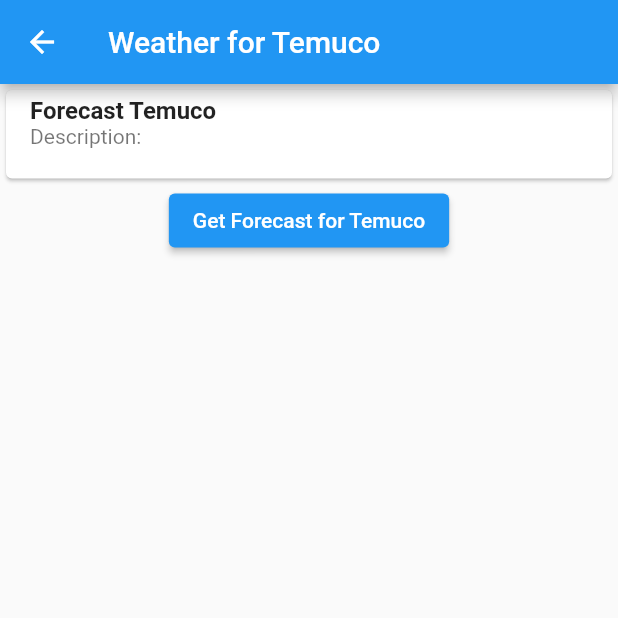
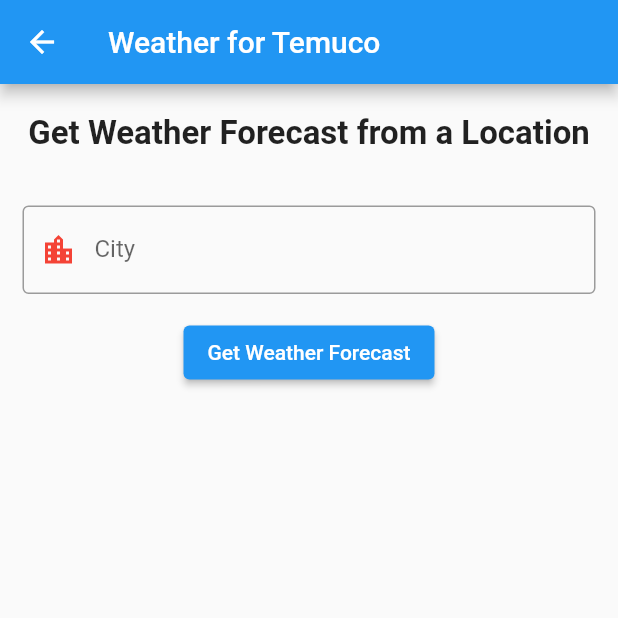
Before and after one commit to ecalvadi/weather-app, a Flutter app: the WeatherPage screen opened by its route, on a phone screen of 412 x 824 dp, the top half of it. Run offline on Flutter 3.47's test engine with Material 2 defaults, Android fonts, the phone set to English and light mode, and no system bars; our stand-ins replace dio, flutter_clean_architecture, hive, hive_flutter; accounts and stored records are empty.

Commit message:
Hive implementation (save an history of weather forecast)

```diff
--- a/lib/src/app/pages/login/login_controller.dart
+++ b/lib/src/app/pages/login/login_controller.dart
@@ -4,12 +4,13 @@ import 'package:flutter_clean_architecture/flutter_clean_architecture.dart';
 
 import 'package:weather_app/src/app/pages/login/login_presenter.dart';
 import 'package:weather_app/src/domain/entities/user.dart';
+import 'package:weather_app/src/app/pages/home/home_view.dart';
 
 class LoginController extends Controller {
   late int _counter;
   User? _user;
-  late String _username;
-  late String _userpass;
+  String? _username;
+  String? _userpass;
 
   void set username(String username) => _username = username;
   void set password(String password) => _userpass = password;
@@ -29,7 +30,12 @@ class LoginController extends Controller {
     loginPresenter.getUserOnNext = (User user) {
       print(user);
       _user = user;
-      refreshUI();
+      if (_user != null) {
+        if (_user!.user == _username! && _user!.pass == _userpass!) {
+          Navigator.pushReplacementNamed(getContext(), HomePage.route);
+        }
+      }
+      //refreshUI();
     };
 
     loginPresenter.getUserOnComplete = () => print('User Retrieved');
@@ -43,7 +49,12 @@ class LoginController extends Controller {
     };
   }
 
-  void getUser() => loginPresenter.getUser('user');
+  void getUser(BuildContext context) {
+    if (_username != null) {
+      loginPresenter.getUser(_username!);
+    }
+  }
+
   void getUserwithError() => loginPresenter.getUser('test-asdasd');
 
   void buttonPressed() {
--- a/lib/src/app/pages/weather/weather_controller.dart
+++ b/lib/src/app/pages/weather/weather_controller.dart
@@ -6,10 +6,12 @@ import 'package:weather_app/src/app/pages/weather/weather_presenter.dart';
 import 'package:weather_app/src/domain/entities/forecast.dart';
 
 class WeatherController extends Controller {
-  static String city = 'Temuco';
+  String _city = '';
   Forecast? _forecast;
 
   Forecast? get forecast => _forecast;
+  String get city => _city;
+  void set city(String cityName) => _city = cityName;
 
   final WeatherPresenter weatherPresenter;
 
@@ -22,7 +24,19 @@ class WeatherController extends Controller {
     weatherPresenter.getForecastOnNext = (Forecast forecast) {
       print(forecast.id);
       _forecast = forecast;
+      if (forecast.id != 0) weatherPresenter.saveForecast(forecast);
       refreshUI();
+    };
+
+    weatherPresenter.saveForecastOnNext = (bool forecast) {
+      if (forecast) {
+        ScaffoldMessenger.of(getContext()).showSnackBar(
+          SnackBar(
+            content: Text('The ${_city} has been saved correctly'),
+          ),
+        );
+        refreshUI();
+      }
     };
 
     weatherPresenter.getForecastOnComplete = () {
@@ -30,20 +44,22 @@ class WeatherController extends Controller {
       refreshUI();
     };
 
-    weatherPresenter.getForecastOnError = (e) {
-      print('Could not retrieve forecast.');
+    weatherPresenter.saveForecastOnComplete =
+        () => print('Forecast saved correctly.');
+
+    weatherPresenter.saveForecastOnError = (e) {
+      print('Could not save forecast.');
       ScaffoldMessenger.of(getContext()).showSnackBar(
         SnackBar(
           content: Text(e.message),
         ),
       );
-      _forecast = null;
       refreshUI();
     };
   }
 
   void getForecast() {
-    weatherPresenter.getForecast(city);
+    weatherPresenter.getForecast(_city);
     refreshUI();
   }
 
--- a/lib/src/app/pages/weather/weather_view.dart
+++ b/lib/src/app/pages/weather/weather_view.dart
@@ -1,3 +1,4 @@
+import 'package:flutter/cupertino.dart';
 import 'package:flutter/material.dart';
 import 'package:flutter/painting.dart';
 import 'package:flutter/widgets.dart';
@@ -30,32 +31,81 @@ class _WeatherPageState extends ViewState<WeatherPage, WeatherController> {
         child: Column(
           mainAxisAlignment: MainAxisAlignment.start,
           children: <Widget>[
+            const SizedBox(height: 20.0),
+            const Text(
+              'Get Weather Forecast from a Location',
+              style: TextStyle(
+                fontSize: 22.0,
+                fontWeight: FontWeight.bold,
+              ),
+            ),
+            const SizedBox(height: 20.0),
             ControlledWidgetBuilder<WeatherController>(
-                builder: (context, controller) {
-              String description = controller.forecast == null
-                  ? ''
-                  : controller.forecast!.weather!.first.description;
-              return Card(
-                child: ListTile(
-                  title: const Text(
-                    'Forecast Temuco',
-                    style: TextStyle(
-                      fontWeight: FontWeight.bold,
-                    ),
+              builder: (context, controller) {
+                return Padding(
+                  padding: const EdgeInsets.all(15.0),
+                  child: TextField(
+                    decoration: const InputDecoration(
+                        border: OutlineInputBorder(),
+                        prefixIcon: Icon(
+                          Icons.location_city,
+                          color: Colors.red,
+                        ),
+                        labelText: 'City',
+                        hintText:
+                            'Write the city of interest, Example: Temuco'),
+                    onChanged: (String value) => controller.city = value,
                   ),
-                  subtitle: Text('Description: $description\n'),
-                ),
-              );
-            }),
+                );
+              },
+            ),
             ControlledWidgetBuilder<WeatherController>(
               builder: (context, controller) {
                 return ElevatedButton(
                   onPressed: () => controller.getForecast(),
                   child: const Text(
-                    'Get Forecast for Temuco',
+                    'Get Weather Forecast',
                     style: TextStyle(color: Colors.white),
                   ),
                 );
+              },
+            ),
+            const SizedBox(
+              height: 20.0,
+            ),
+            ControlledWidgetBuilder<WeatherController>(
+              builder: (context, controller) {
+                String description = '';
+                String mainTitle = '';
+                double temp = 0.0;
+                double windSpeed = 0.0;
+                if (controller.forecast != null) {
+                  if (controller.forecast!.id != 0) {
+                    description =
+                        controller.forecast!.weather!.first.description;
+                    mainTitle = controller.forecast!.weather!.first.main;
+                    temp = controller.forecast!.main!.temp;
+                    windSpeed = controller.forecast!.wind!.speed;
+                  }
+                }
+
+                return controller.city == ''
+                    ? const SizedBox()
+                    : Card(
+                        child: ListTile(
+                          title: Text(
+                            'Forecast ${controller.city}: ${mainTitle}',
+                            style: const TextStyle(
+                              fontWeight: FontWeight.bold,
+                            ),
+                          ),
+                          subtitle: Text(
+                            'Description: $description\n' +
+                                'Temperature: ${(temp - 273.15).toStringAsFixed(2)} °C' +
+                                '\nWind: ${(windSpeed * 2.237).toStringAsFixed(2)} miles/hour',
+                          ),
+                        ),
+                      ); //controller.forecast!.weather!.first.description;
               },
             ),
           ],
--- a/lib/src/data/repositories/dio_weather_repository.dart
+++ b/lib/src/data/repositories/dio_weather_repository.dart
@@ -1,6 +1,7 @@
 import 'dart:convert';
 
 import 'package:dio/dio.dart';
+import 'package:hive/hive.dart';
 
 import 'package:weather_app/src/domain/entities/forecast.dart';
 import 'package:weather_app/src/domain/repositories/forecast_repository.dart';
@@ -10,14 +11,16 @@ import 'package:weather_app/src/domain/repositories/forecast_repository.dart';
 
 class DioWeatherRepository extends ForecastRepository {
   @override
-  Future<Forecast> getForecast() async {
+  Future<Forecast> getForecast(String? city) async {
     late Forecast forecast;
 
+    if (city != '') {
       try {
         var response = await Dio().get(
-          "http://api.openweathermap.org/data/2.5/weather?q=Temuco,cl&APPID=b5245cd9e0962e3e345f74872968d116");
+            "http://api.openweathermap.org/data/2.5/weather?q=${city!}&APPID=b5245cd9e0962e3e345f74872968d116");
         print(response.statusCode);
         if (response.statusCode == 200) {
+          print(response.data);
           forecast = Forecast.fromJson(response.data);
         } else {
           forecast = Forecast(id: 0);
@@ -26,6 +29,20 @@ class DioWeatherRepository extends ForecastRepository {
         print(e);
         forecast = Forecast(id: 0);
       }
+    } else
+      forecast = Forecast(id: 0);
     return forecast;
   }
+
+  @override
+  Future<int> saveForecast(Forecast forecast) async {
+    var foreData = await Hive.openBox<Forecast>('forecast');
+    return await foreData.add(forecast);
   }
+
+  @override
+  Future<List<Forecast>> getHistory() async {
+    var foreData = await Hive.openBox<Forecast>('forecast');
+    return foreData.values.toList();
+  }
+}
--- a/lib/src/domain/entities/cloud.dart
+++ b/lib/src/domain/entities/cloud.dart
@@ -1,9 +1,12 @@
 import 'package:json_annotation/json_annotation.dart';
+import 'package:hive/hive.dart';
 
 part 'cloud.g.dart';
 
+@HiveType(typeId: 6)
 @JsonSerializable()
 class Cloud {
+  @HiveField(0)
   final int all;
 
   Cloud({required this.all});
--- a/lib/src/domain/entities/coord.dart
+++ b/lib/src/domain/entities/coord.dart
@@ -1,10 +1,14 @@
 import 'package:json_annotation/json_annotation.dart';
+import 'package:hive/hive.dart';
 
 part 'coord.g.dart';
 
+@HiveType(typeId: 9)
 @JsonSerializable()
 class Coord {
+  @HiveField(0)
   final double lon;
+  @HiveField(1)
   final double lat;
 
   Coord({
--- a/lib/src/domain/entities/forecast.dart
+++ b/lib/src/domain/entities/forecast.dart
@@ -1,4 +1,5 @@
 import 'package:json_annotation/json_annotation.dart';
+import 'package:hive/hive.dart';
 
 import 'package:weather_app/src/domain/entities/coord.dart';
 import 'package:weather_app/src/domain/entities/weather.dart';
@@ -9,20 +10,33 @@ import 'package:weather_app/src/domain/entities/weather_sys.dart';
 
 part 'forecast.g.dart';
 
+@HiveType(typeId: 0)
 @JsonSerializable()
 class Forecast {
-  final Coord? coord;
+  @HiveField(0)
+  final int id;
+  @HiveField(1)
   final List<Weather>? weather;
+  @HiveField(2)
   final String? base;
+  @HiveField(3)
   final WeatherMain? main;
+  @HiveField(4)
   final int? visibility;
+  @HiveField(5)
   final Wind? wind;
+  @HiveField(6)
   final Cloud? clouds;
+  @HiveField(7)
   final int? dt;
   //final WeatherSys? sys;
+  @HiveField(8)
   final int? timezone;
-  final int id;
+  @HiveField(9)
+  final Coord? coord;
+  @HiveField(10)
   final String? name;
+  @HiveField(11)
   final int? cod;
 
   Forecast({
--- a/lib/src/domain/entities/weather.dart
+++ b/lib/src/domain/entities/weather.dart
@@ -1,12 +1,18 @@
+import 'package:hive/hive.dart';
 import 'package:json_annotation/json_annotation.dart';
 
 part 'weather.g.dart';
 
+@HiveType(typeId: 2)
 @JsonSerializable()
 class Weather {
+  @HiveField(0)
   final int id;
+  @HiveField(2)
   final String main;
+  @HiveField(3)
   final String description;
+  @HiveField(4)
   final String icon;
 
   Weather({
--- a/lib/src/domain/entities/weather_main.dart
+++ b/lib/src/domain/entities/weather_main.dart
@@ -1,17 +1,27 @@
 import 'package:json_annotation/json_annotation.dart';
+import 'package:hive/hive.dart';
 
 part 'weather_main.g.dart';
 
+@HiveType(typeId: 3)
 @JsonSerializable()
 class WeatherMain {
+  @HiveField(0)
   final double temp;
+  @HiveField(1)
   final double feels_like;
+  @HiveField(2)
   final double temp_min;
+  @HiveField(3)
   final double temp_max;
+  @HiveField(4)
   final int pressure;
+  @HiveField(5)
   final int humidity;
-  final int sea_level;
-  final int grnd_level;
+  @HiveField(6)
+  final int? sea_level;
+  @HiveField(7)
+  final int? grnd_level;
 
   WeatherMain({
     required this.temp,
@@ -20,8 +30,8 @@ class WeatherMain {
     required this.temp_max,
     required this.pressure,
     required this.humidity,
-    required this.sea_level,
-    required this.grnd_level,
+    this.sea_level,
+    this.grnd_level,
   });
 
   factory WeatherMain.fromJson(Map<String, dynamic> json) =>
--- a/lib/src/domain/entities/wind.dart
+++ b/lib/src/domain/entities/wind.dart
@@ -1,17 +1,22 @@
 import 'package:json_annotation/json_annotation.dart';
+import 'package:hive/hive.dart';
 
 part 'wind.g.dart';
 
+@HiveType(typeId: 5)
 @JsonSerializable()
 class Wind {
+  @HiveField(0)
   final double speed;
+  @HiveField(1)
   final int deg;
-  final double gust;
+  @HiveField(2)
+  final double? gust;
 
   Wind({
     required this.speed,
     required this.deg,
-    required this.gust,
+    this.gust,
   });
 
   factory Wind.fromJson(Map<String, dynamic> json) => _$WindFromJson(json);
--- a/lib/src/domain/repositories/forecast_repository.dart
+++ b/lib/src/domain/repositories/forecast_repository.dart
@@ -1,5 +1,7 @@
 import 'package:weather_app/src/domain/entities/forecast.dart';
 
 abstract class ForecastRepository {
-  Future<Forecast> getForecast();
+  Future<Forecast> getForecast(String? city);
+  Future<int> saveForecast(Forecast forecast);
+  Future<List<Forecast>> getHistory();
 }
--- a/lib/src/domain/usecases/get_forecast_usecase.dart
+++ b/lib/src/domain/usecases/get_forecast_usecase.dart
@@ -17,8 +17,8 @@ class GetForecastUseCase
     final controller = StreamController<GetForecastUseCaseResponse>();
     print(params!.city);
     try {
-      //TODO: pass city in the future
-      final Forecast forecast = await forecastRepository.getForecast();
+      final Forecast forecast =
+          await forecastRepository.getForecast(params.city);
       print('The Forecast id is: ${forecast.id}');
       controller.add(GetForecastUseCaseResponse(forecast));
       logger.finest('GetForecastUseCase successful.');
--- a/pubspec.yaml
+++ b/pubspec.yaml
@@ -37,6 +37,9 @@ dependencies:
   flutter_clean_architecture: ^5.0.0
   dio: ^4.0.0
   json_annotation: ^4.1.0
+  hive: ^2.0.4
+  hive_flutter: ^1.1.0
+  path_provider: ^2.0.5
 
 
 
@@ -52,6 +55,7 @@ dev_dependencies:
   flutter_lints: ^1.0.0
   build_runner: ^2.1.4
   json_serializable: ^5.0.2
+  hive_generator: ^1.1.1
 
 # For information on the generic Dart part of this file, see the
 # following page: https://dart.dev/tools/pub/pubspec
```
Also changed, not shown: lib/main.dart (+22 -1 lines), lib/src/app/pages/login/login_view.dart (+4 -3 lines), lib/src/app/pages/weather/weather_presenter.dart (+39 -1 lines), lib/src/domain/usecases/save_forecast_usecase.dart (added, +41 -0 lines), lib/src/domain/entities/cloud.g.dart, lib/src/domain/entities/coord.g.dart, lib/src/domain/entities/forecast.g.dart, lib/src/domain/entities/weather.g.dart, lib/src/domain/entities/weather_main.g.dart, lib/src/domain/entities/wind.g.dart, lib/src/domain/usecases/get_forecast_history_usecase.dart (added), pubspec.lock, 9 other files. Lines whose indentation alone changed are shown as unchanged.
